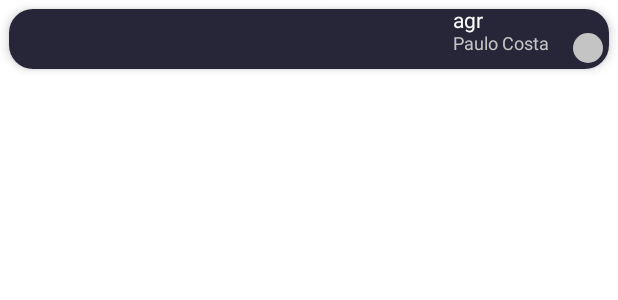
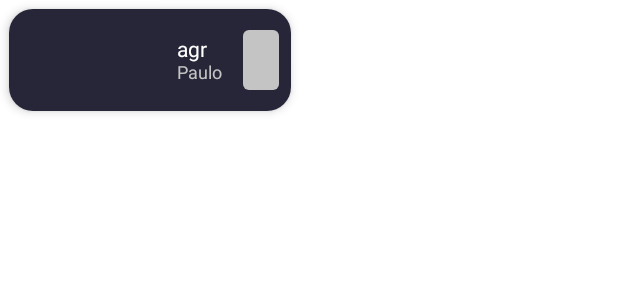
Before and after one commit to lucaschristopher/fuze-challenge, an Android app built with Jetpack Compose: the @Preview function PlayerCardPreview, on a phone screen of 412 x 824 dp. Shown: the top 300 px of the screen. Run offline under Robolectric (Android 15) with nearby library versions, the phone set to English and light mode, and no system bars; network calls fail; pictures from the network do not load.

Commit message:
wip: improving detail screen

```diff
--- a/app/build.gradle
+++ b/app/build.gradle
@@ -89,10 +89,6 @@ dependencies {
     implementation "io.coil-kt:coil:$coil_version"
     implementation "io.coil-kt:coil-compose:$coil_version"
 
-    // Glide
-    implementation "com.github.bumptech.glide:glide:$glide_version"
-    annotationProcessor "com.github.bumptech.glide:compiler:$glide_version"
-
     // Unit Tests
     testImplementation "io.mockk:mockk:$mockk_version"
     testImplementation "junit:junit:$junit_version"
--- a/app/src/main/java/com/example/fuzechallenge/presentation/theme/Dimen.kt
+++ b/app/src/main/java/com/example/fuzechallenge/presentation/theme/Dimen.kt
@@ -25,6 +25,8 @@ val dp48 = 48.dp
 val dp50 = 50.dp
 val dp56 = 56.dp
 val dp60 = 60.dp
+val dp80 = 80.dp
+val dp200 = 200.dp
 
 // FontSize
 val sp0 = 0.sp
--- a/app/src/main/java/com/example/fuzechallenge/presentation/ui/components/detail/TeamList.kt
+++ b/app/src/main/java/com/example/fuzechallenge/presentation/ui/components/detail/TeamList.kt
@@ -1,6 +1,6 @@
 package com.example.fuzechallenge.presentation.ui.components.detail
 
-import androidx.compose.foundation.Canvas
+import androidx.compose.foundation.background
 import androidx.compose.foundation.layout.*
 import androidx.compose.foundation.lazy.LazyColumn
 import androidx.compose.foundation.lazy.items
@@ -9,10 +9,9 @@ import androidx.compose.material.Card
 import androidx.compose.material.CircularProgressIndicator
 import androidx.compose.material.Text
 import androidx.compose.runtime.Composable
+import androidx.compose.ui.Alignment
 import androidx.compose.ui.Modifier
-import androidx.compose.ui.geometry.CornerRadius
-import androidx.compose.ui.geometry.Offset
-import androidx.compose.ui.geometry.Size
+import androidx.compose.ui.draw.clip
 import androidx.compose.ui.graphics.Color
 import androidx.compose.ui.res.stringResource
 import androidx.compose.ui.tooling.preview.Preview
@@ -20,38 +19,42 @@ import coil.compose.AsyncImagePainter
 import coil.compose.SubcomposeAsyncImage
 import coil.compose.SubcomposeAsyncImageContent
 import com.example.fuzechallenge.R
-import com.example.fuzechallenge.core.constants.CANVA_DIVISOR
 import com.example.fuzechallenge.core.util.mockPlayerPreview
 import com.example.fuzechallenge.presentation.model.detail.GangUiModel
 import com.example.fuzechallenge.presentation.model.detail.PlayerUiModel
 import com.example.fuzechallenge.presentation.theme.*
 
 @Composable
-fun TeamList(data: GangUiModel) {
-    LazyColumn() {
+fun TeamList(data: GangUiModel, isFirst: Boolean) {
+    LazyColumn {
         items(items = data.players) { item ->
-            PlayerCard(item)
+            PlayerCard(item, isFirst)
         }
     }
 }
 
 @Composable
-fun PlayerCard(player: PlayerUiModel) {
+fun PlayerCard(player: PlayerUiModel, isFirst: Boolean) {
     Card(
         backgroundColor = DeepPurple,
         elevation = dp4,
         shape = RoundedCornerShape(dp16),
         modifier = Modifier
-            .fillMaxWidth()
-            .wrapContentHeight()
+            .width(dp200)
+            .height(dp80)
             .padding(dp6)
     ) {
         Row(
-            horizontalArrangement = Arrangement.End
+            verticalAlignment = Alignment.CenterVertically,
+            horizontalArrangement = if (isFirst) Arrangement.End else Arrangement.Start
         ) {
-            Column {
+            Column(
+                modifier = Modifier.padding(dp6),
+                horizontalAlignment = if (isFirst) Alignment.Start else Alignment.End,
+                verticalArrangement = Arrangement.SpaceEvenly
+            ) {
                 Text(player.slug, fontSize = sp14, color = Color.White)
-                Text("${player.firstName} ${player.lastName}", fontSize = sp12, color = Gray)
+                Text(player.firstName, fontSize = sp12, color = Gray)
             }
             SubcomposeAsyncImage(
                 modifier = Modifier.size(dp40),
@@ -71,26 +74,20 @@ fun PlayerCard(player: PlayerUiModel) {
 
 @Composable
 fun PlayerEmptyLogo() {
-    Canvas(Modifier.fillMaxSize()) {
-        val canvasWidth = size.width
-        val canvasHeight = size.height
-
-        drawRoundRect(
-            color = Gray,
-            size = Size(
-                width = canvasWidth / CANVA_DIVISOR,
-                height = canvasHeight / CANVA_DIVISOR
-            ),
-            topLeft = Offset(dp16.toPx(), dp16.toPx()),
-            cornerRadius = CornerRadius(dp16.toPx(), dp16.toPx())
-        )
-    }
+    Box(
+        Modifier
+            .padding(horizontal = dp8)
+            .clip(RoundedCornerShape(dp4))
+            .background(color = Gray)
+            .width(dp40)
+            .height(dp40)
+    )
 }
 
 @Preview(showBackground = true)
 @Composable
 fun PlayerCardPreview() {
     FuzeChallengeTheme {
-        PlayerCard(player = mockPlayerPreview)
+        PlayerCard(player = mockPlayerPreview, isFirst = true)
     }
 }
--- a/app/src/main/java/com/example/fuzechallenge/presentation/ui/fragments/detail/DetailFragment.kt
+++ b/app/src/main/java/com/example/fuzechallenge/presentation/ui/fragments/detail/DetailFragment.kt
@@ -1,9 +1,6 @@
 package com.example.fuzechallenge.presentation.ui.fragments.detail
 
-import androidx.compose.foundation.layout.Column
-import androidx.compose.foundation.layout.Row
-import androidx.compose.foundation.layout.fillMaxSize
-import androidx.compose.foundation.layout.padding
+import androidx.compose.foundation.layout.*
 import androidx.compose.material.Scaffold
 import androidx.compose.material.Text
 import androidx.compose.runtime.Composable
@@ -79,7 +76,10 @@ fun DetailFragment(
                 RowTeamImages(match = it)
                 MatchTime(it)
                 if (viewModel.hasFullOpponents) {
-                    Row {
+                    Row(
+                        modifier = Modifier.fillMaxWidth(),
+                        horizontalArrangement = Arrangement.SpaceBetween
+                    ) {
                         BuildFirstTeamPlayerList(viewModel)
                         BuildSecondTeamPlayerList(viewModel)
                     }
@@ -102,7 +102,7 @@ fun DetailFragment(
 private fun BuildFirstTeamPlayerList(viewModel: DetailViewModel) {
     when (val state = viewModel.firstGangDetail.collectAsState().value) {
         is ViewState.Loading -> LoadingComponent()
-        is ViewState.Success -> TeamList(state.data)
+        is ViewState.Success -> TeamList(state.data, true)
         is ViewState.Error -> Unit
         else -> Unit
     }
@@ -112,7 +112,7 @@ private fun BuildFirstTeamPlayerList(viewModel: DetailViewModel) {
 private fun BuildSecondTeamPlayerList(viewModel: DetailViewModel) {
     when (val state = viewModel.secondGangDetail.collectAsState().value) {
         is ViewState.Loading -> LoadingComponent()
-        is ViewState.Success -> TeamList(state.data)
+        is ViewState.Success -> TeamList(state.data, false)
         is ViewState.Error -> Unit
         else -> Unit
     }
--- a/build.gradle
+++ b/build.gradle
@@ -13,7 +13,6 @@ buildscript {
         okhttp_version = '4.10.0'
         koin_version = '3.2.1'
         coil_version = '2.2.1'
-        glide_version = '4.13.2'
         gson_version = '2.9.1'
         paging_version = '1.0.0-alpha16'
 
```
